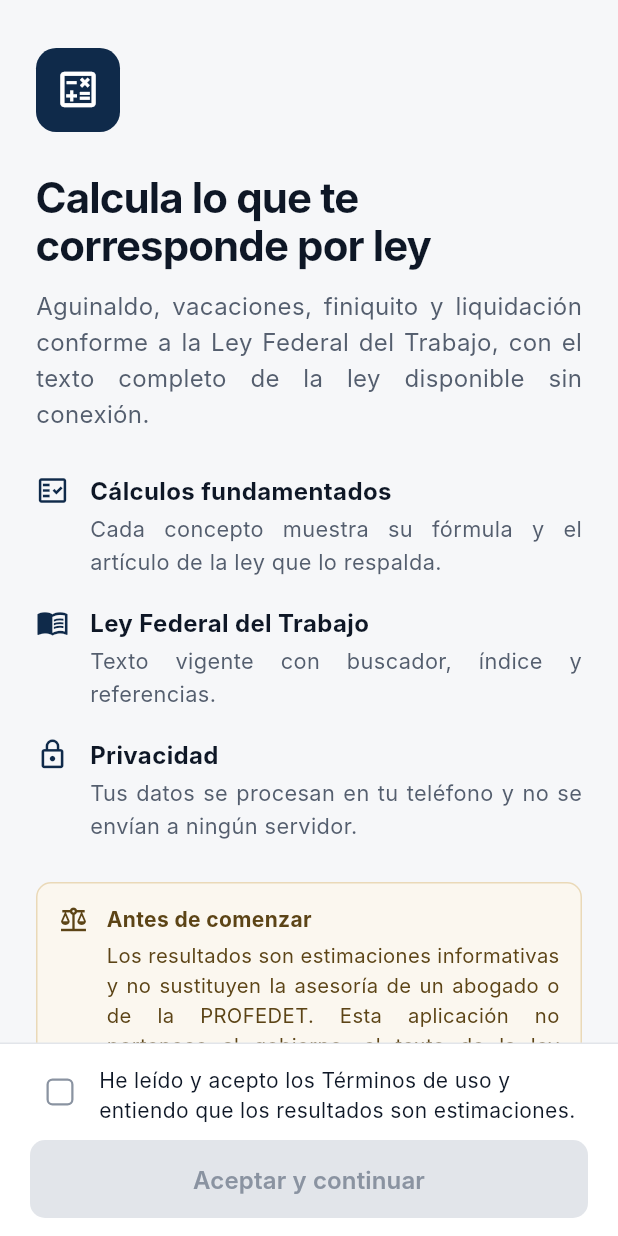
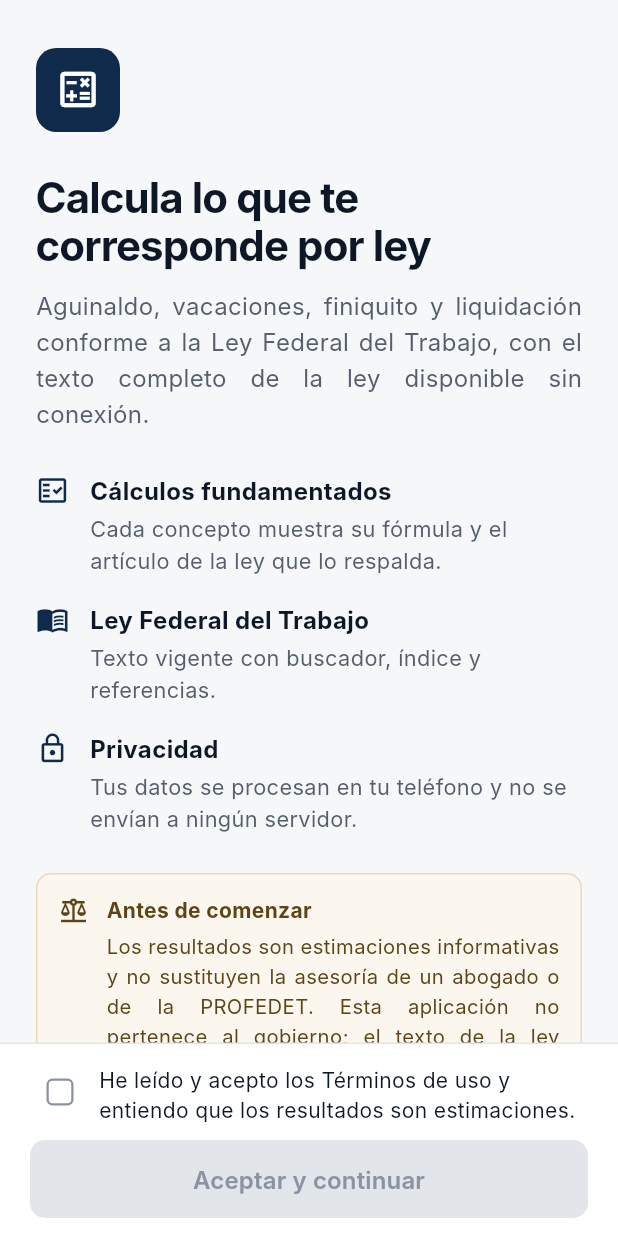
Before and after one commit to danycaro147/calculadora-laboral-bc, a Flutter app: the screen it shows after launch, on a phone screen of 412 x 824 dp. Run offline on Flutter 3.47's test engine with Material 3 defaults, Android fonts, the phone set to English and light mode, and no system bars.

```diff
--- a/lib/welcome.dart
+++ b/lib/welcome.dart
@@ -35,7 +35,8 @@ class _WelcomeScreenState extends State<WelcomeScreen> {
                         style: TextStyle(
                             fontSize: 16, fontWeight: FontWeight.w700, color: t.text)),
                     const SizedBox(height: 3),
-                    Para(d, size: 14.5),
+                    Text(d,
+                        style: TextStyle(fontSize: 14.5, color: t.text2, height: 1.45)),
                   ],
                 ),
               ),
```
Also changed, not shown: lib/law_screens.dart (+8 -14 lines).
